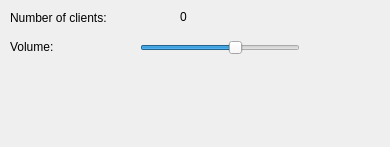
Qt form waiting-server/waitingwindow.ui (tarmoj/waiting-game) before a commit.
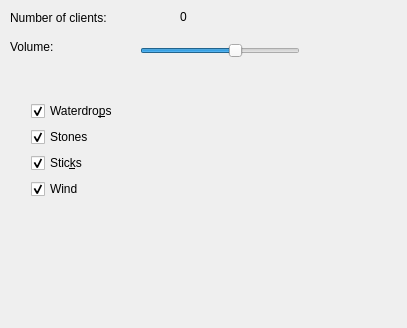
The same form after that commit.

```diff
--- a/waiting-server/waitingwindow.ui
+++ b/waiting-server/waitingwindow.ui
@@ -6,8 +6,8 @@
    <rect>
     <x>0</x>
     <y>0</y>
-    <width>390</width>
-    <height>147</height>
+    <width>407</width>
+    <height>328</height>
    </rect>
   </property>
   <property name="windowTitle">
@@ -46,7 +46,7 @@
       <x>140</x>
       <y>40</y>
       <width>160</width>
-      <height>16</height>
+      <height>21</height>
      </rect>
     </property>
     <property name="value">
@@ -69,6 +69,58 @@
      <string>Volume:</string>
     </property>
    </widget>
+   <widget class="QWidget" name="">
+    <property name="geometry">
+     <rect>
+      <x>20</x>
+      <y>90</y>
+      <width>124</width>
+      <height>124</height>
+     </rect>
+    </property>
+    <layout class="QVBoxLayout" name="verticalLayout">
+     <item>
+      <widget class="QCheckBox" name="waterdropCheckBox">
+       <property name="text">
+        <string>Waterdro&amp;ps</string>
+       </property>
+       <property name="checked">
+        <bool>true</bool>
+       </property>
+      </widget>
+     </item>
+     <item>
+      <widget class="QCheckBox" name="stonesCheckBox">
+       <property name="text">
+        <string>Stones</string>
+       </property>
+       <property name="checked">
+        <bool>true</bool>
+       </property>
+      </widget>
+     </item>
+     <item>
+      <widget class="QCheckBox" name="stickCheckBox">
+       <property name="text">
+        <string>Stic&amp;ks</string>
+       </property>
+       <property name="checked">
+        <bool>true</bool>
+       </property>
+      </widget>
+     </item>
+     <item>
+      <widget class="QCheckBox" name="windCheckBox">
+       <property name="text">
+        <string>Wind</string>
+       </property>
+       <property name="checked">
+        <bool>true</bool>
+       </property>
+      </widget>
+     </item>
+    </layout>
+   </widget>
   </widget>
  </widget>
  <layoutdefault spacing="6" margin="11"/>
```
